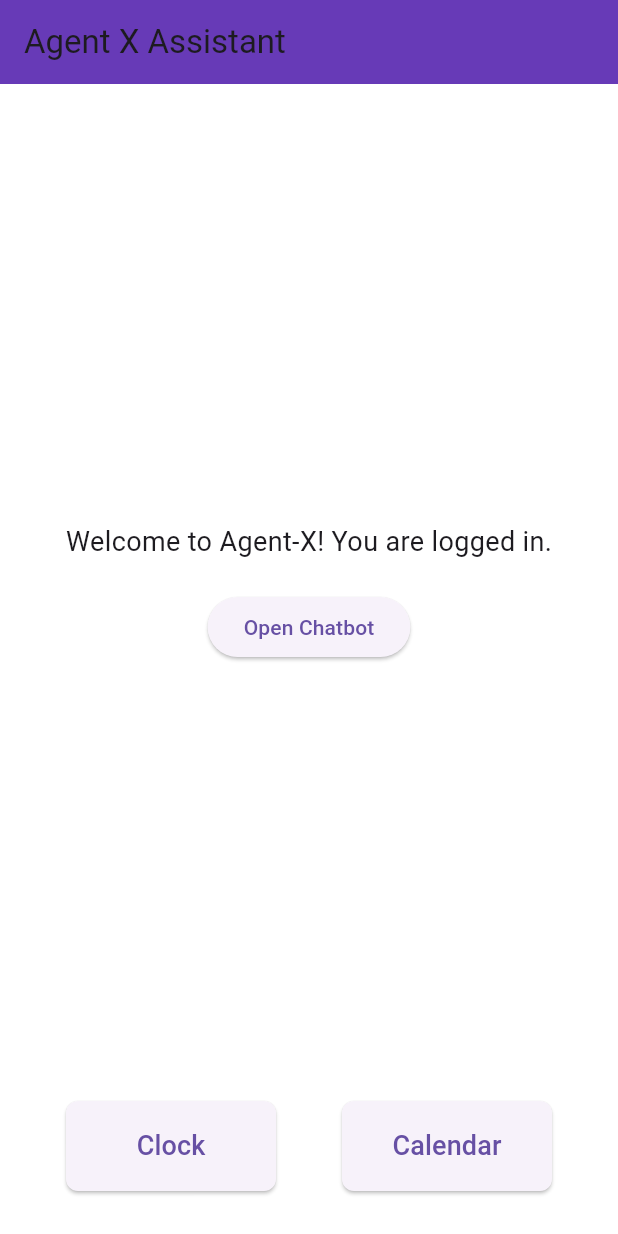
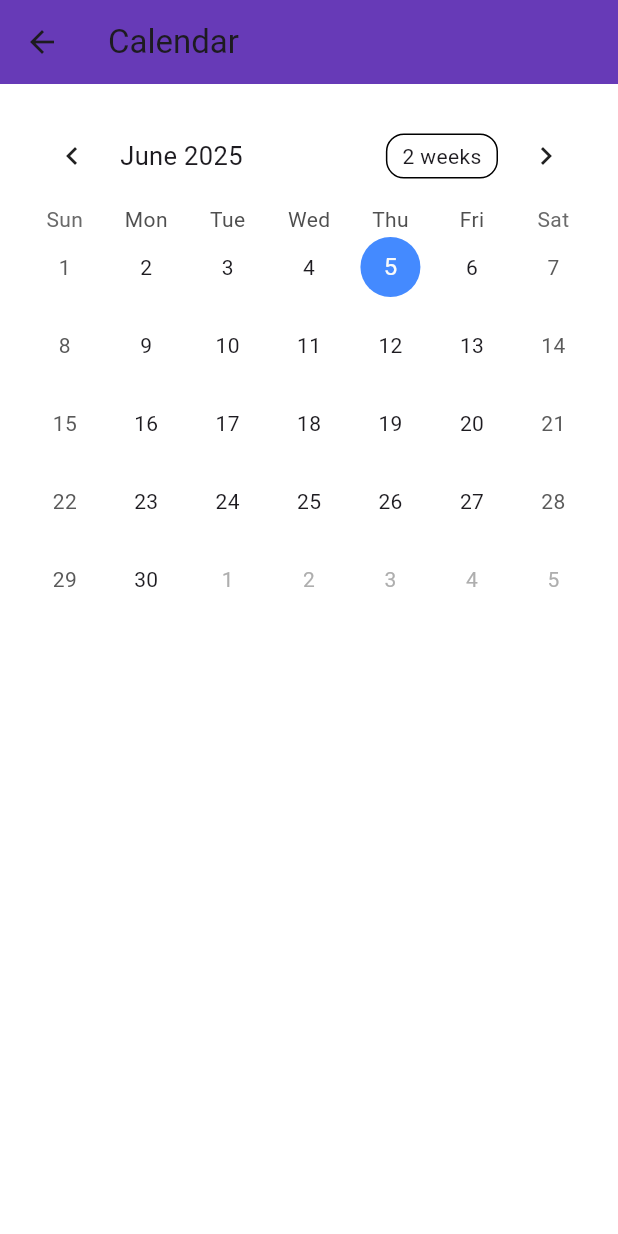
Before and after one commit to IDKSAM27/Agent_X_, a Flutter app: the HomeScreen screen opened directly, after a tap on "Calendar", on a phone screen of 412 x 824 dp. Run offline on Flutter 3.47's test engine with Material 3 defaults, Android fonts, the phone set to English and light mode, and no system bars; drawn by our look-alikes of table_calendar; our stand-ins replace cloud_firestore, firebase_auth, firebase_core, flutter_dotenv, google_sign_in; accounts and stored records are empty.

Commit message:
Calendar support

```diff
--- a/lib/home_screen.dart
+++ b/lib/home_screen.dart
@@ -1,6 +1,7 @@
 import 'package:flutter/material.dart';
 import 'screens/chat_screen.dart';
 import 'screens/clock_screen.dart';
+import 'screens/calendar_screen.dart';
 
 class HomeScreen extends StatelessWidget {
   const HomeScreen({super.key});
@@ -67,7 +68,14 @@ class HomeScreen extends StatelessWidget {
                 ),
 
                 ElevatedButton(
-                  onPressed: () {},
+                  onPressed: () {
+                    Navigator.push(
+                      context,
+                      MaterialPageRoute(
+                        builder: (context) => const CalendarScreen(),
+                      ),
+                    );
+                  },
                   style: ElevatedButton.styleFrom(
                     minimumSize: const Size(140, 60),
                     shape: RoundedRectangleBorder(
--- a/lib/screens/calendar_screen.dart
+++ b/lib/screens/calendar_screen.dart
@@ -0,0 +1,56 @@
+import 'package:flutter/material.dart';
+import 'package:table_calendar/table_calendar.dart';
+
+class CalendarScreen extends StatefulWidget {
+  const CalendarScreen({super.key});
+
+  @override
+  State<CalendarScreen> createState() => _CalendarScreenState();
+}
+
+class _CalendarScreenState extends State<CalendarScreen> {
+  DateTime _focusedDay = DateTime.now();
+  DateTime? _selectedDay;
+
+  @override
+  Widget build(BuildContext context) {
+    return Scaffold(
+      appBar: AppBar(title: const Text('Calendar')),
+      body: Padding(
+        padding: const EdgeInsets.all(16.0),
+        child: Column(
+          children: [
+            TableCalendar(
+              firstDay: DateTime.utc(2020, 1, 1),
+              lastDay: DateTime.utc(2030, 12, 31),
+              focusedDay: _focusedDay,
+              selectedDayPredicate: (day) => isSameDay(_selectedDay, day),
+              onDaySelected: (selectedDay, focusedDay) {
+                setState(() {
+                  _selectedDay = selectedDay;
+                  _focusedDay = focusedDay;
+                });
+              },
+              calendarStyle: const CalendarStyle(
+                todayDecoration: BoxDecoration(
+                  color: Colors.blueAccent,
+                  shape: BoxShape.circle,
+                ),
+                selectedDecoration: BoxDecoration(
+                  color: Colors.orange,
+                  shape: BoxShape.circle,
+                ),
+              ),
+            ),
+            const SizedBox(height: 20),
+            if (_selectedDay != null)
+              Text(
+                'You selected: ${_selectedDay!.toLocal().toString().split(' ')[0]}',
+                style: const TextStyle(fontSize: 18),
+              ),
+          ],
+        ),
+      ),
+    );
+  }
+}
--- a/pubspec.yaml
+++ b/pubspec.yaml
@@ -18,6 +18,7 @@ dependencies:
   flutter_dotenv: ^5.1.0
   cloud_firestore: ^4.15.0
   intl: ^0.18.1
+  table_calendar: ^3.0.9
 
 dev_dependencies:
   flutter_test:
```
Also changed, not shown: pubspec.lock.
